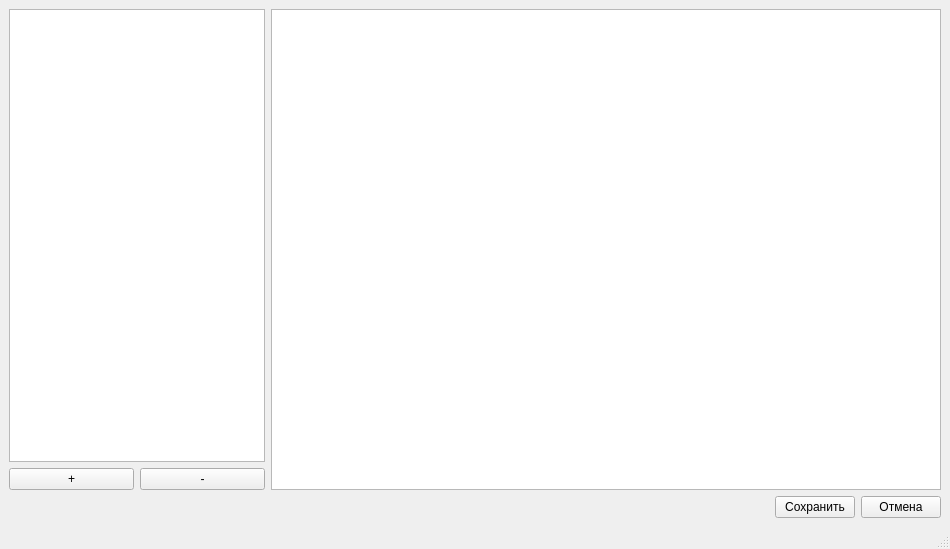
This is mainwindow.ui in yog-muskrat/whereismymoney as Qt 5 draws it before an edit. The edited form follows.
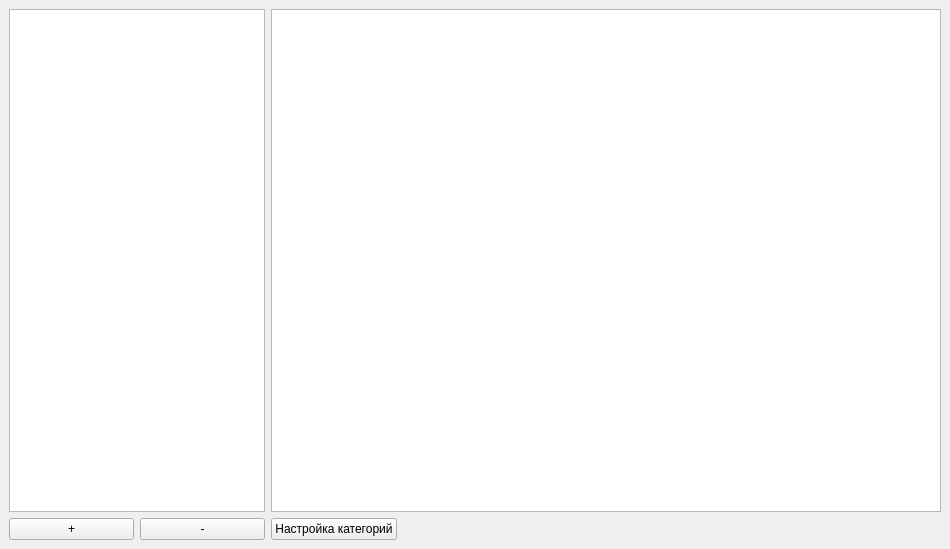
This is the edited form.

The edit to the form file:
```diff
--- a/mainwindow.ui
+++ b/mainwindow.ui
@@ -14,9 +14,7 @@
    <string>MainWindow</string>
   </property>
   <widget class="QWidget" name="centralwidget">
-   <layout class="QVBoxLayout" name="verticalLayout_2">
-    <item>
-     <layout class="QHBoxLayout" name="horizontalLayout_3">
+   <layout class="QHBoxLayout" name="horizontalLayout">
       <item>
        <layout class="QVBoxLayout" name="verticalLayout">
         <item>
@@ -33,6 +31,12 @@
          <layout class="QHBoxLayout" name="horizontalLayout_2">
           <item>
            <widget class="QPushButton" name="pbAddMonth">
+          <property name="sizePolicy">
+           <sizepolicy hsizetype="Preferred" vsizetype="Fixed">
+            <horstretch>0</horstretch>
+            <verstretch>0</verstretch>
+           </sizepolicy>
+          </property>
             <property name="text">
              <string>+</string>
             </property>
@@ -40,6 +44,12 @@
           </item>
           <item>
            <widget class="QPushButton" name="pbRemoveMonth">
+          <property name="sizePolicy">
+           <sizepolicy hsizetype="Preferred" vsizetype="Fixed">
+            <horstretch>0</horstretch>
+            <verstretch>0</verstretch>
+           </sizepolicy>
+          </property>
             <property name="text">
              <string>-</string>
             </property>
@@ -50,14 +60,21 @@
        </layout>
       </item>
       <item>
-       <widget class="QTableView" name="tableView"/>
+     <layout class="QVBoxLayout" name="verticalLayout_3">
+      <item>
+       <widget class="QTreeView" name="treeView"/>
       </item>
-     </layout>
-    </item>
     <item>
-     <layout class="QHBoxLayout" name="horizontalLayout">
+       <layout class="QHBoxLayout" name="horizontalLayout_4">
       <item>
-       <spacer name="horizontalSpacer">
+         <widget class="QPushButton" name="pbEditCategories">
+          <property name="text">
+           <string>Настройка категорий</string>
+          </property>
+         </widget>
+        </item>
+        <item>
+         <spacer name="horizontalSpacer_2">
         <property name="orientation">
          <enum>Qt::Horizontal</enum>
         </property>
@@ -69,35 +86,12 @@
         </property>
        </spacer>
       </item>
-      <item>
-       <widget class="QPushButton" name="pbSave">
-        <property name="text">
-         <string>Сохранить</string>
-        </property>
-       </widget>
+       </layout>
       </item>
-      <item>
-       <widget class="QPushButton" name="pbCancel">
-        <property name="text">
-         <string>Отмена</string>
-        </property>
-       </widget>
-      </item>
      </layout>
     </item>
    </layout>
   </widget>
-  <widget class="QMenuBar" name="menubar">
-   <property name="geometry">
-    <rect>
-     <x>0</x>
-     <y>0</y>
-     <width>950</width>
-     <height>26</height>
-    </rect>
-   </property>
-  </widget>
-  <widget class="QStatusBar" name="statusbar"/>
  </widget>
  <resources/>
  <connections/>
```
Left out of the diff: 2 changed lines with no effect on the pictures. Lines whose indentation alone changed are shown as unchanged.
